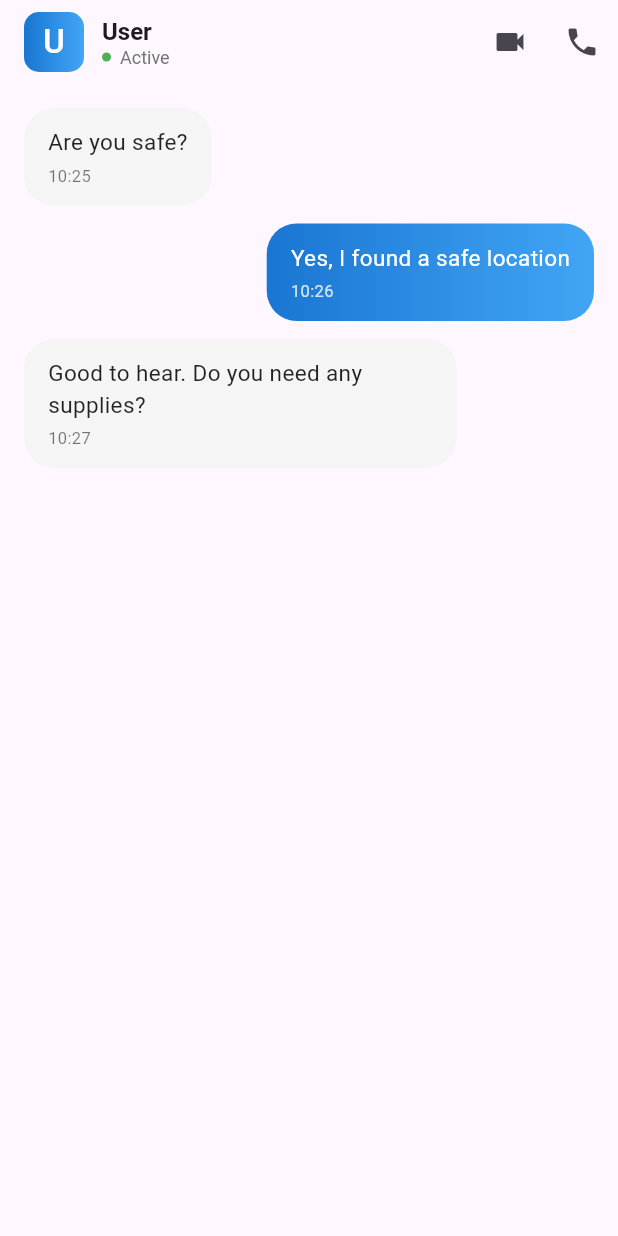
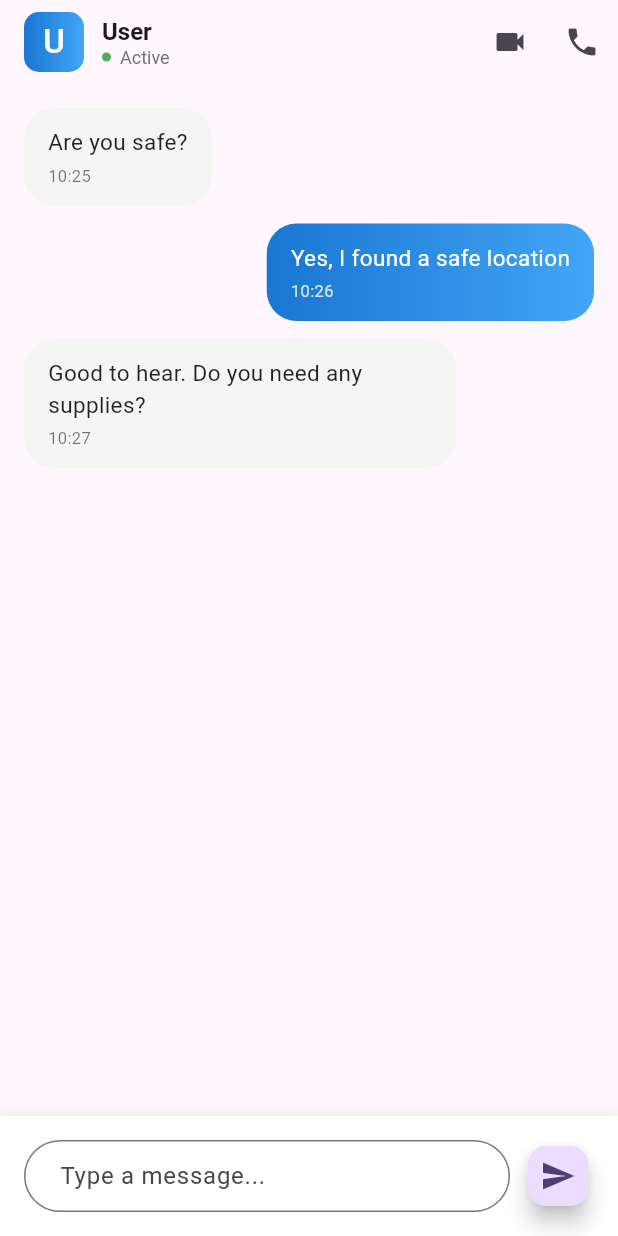
Before and after one commit to Trimbex/Broadcast-Emergency-Alerts-Community-Offline-Network, a Flutter app: the screen it shows after launch, on a phone screen of 412 x 824 dp. Run offline on Flutter 3.47's test engine with Material 3 defaults, Android fonts, the phone set to English and light mode, and no system bars.

Commit message:
added text field

```diff
--- a/lib/screens/chat_page.dart
+++ b/lib/screens/chat_page.dart
@@ -1,5 +1,4 @@
 import 'package:flutter/material.dart';
-import '../widgets/voice_command_button.dart';
 import '../models/device_model.dart';
 import '../models/message_model.dart';
 
@@ -11,6 +10,7 @@ class ChatPage extends StatefulWidget {
 }
 
 class _ChatPageState extends State<ChatPage> {
+  final TextEditingController _messageController = TextEditingController();
   final List<MessageModel> _messages = [
     MessageModel(
       id: '1',
@@ -36,6 +36,12 @@ class _ChatPageState extends State<ChatPage> {
   ];
 
   @override
+  void dispose() {
+    _messageController.dispose();
+    super.dispose();
+  }
+
+  @override
   Widget build(BuildContext context) {
     final args = ModalRoute.of(context)?.settings.arguments as Map<String, dynamic>?;
     final device = args?['device'] as DeviceModel?;
@@ -55,7 +61,7 @@ class _ChatPageState extends State<ChatPage> {
               ),
               child: Center(
                 child: Text(
-                  device?.name[0] ?? 'U',
+                  device?.name?[0] ?? 'U',
                   style: const TextStyle(
                     color: Colors.white,
                     fontWeight: FontWeight.w500,
@@ -113,14 +119,78 @@ class _ChatPageState extends State<ChatPage> {
           ),
         ],
       ),
-      body: ListView.builder(
-        padding: const EdgeInsets.all(16),
-        itemCount: _messages.length,
-        itemBuilder: (context, index) {
-          return _buildMessageBubble(_messages[index]);
-        },
+      body: Column(
+        children: [
+          // Messages List
+          Expanded(
+            child: ListView.builder(
+              padding: const EdgeInsets.all(16),
+              itemCount: _messages.length,
+              itemBuilder: (context, index) {
+                return _buildMessageBubble(_messages[index]);
+              },
+            ),
+          ),
+
+          // Message Input Area
+          Container(
+            padding: const EdgeInsets.all(16),
+            decoration: BoxDecoration(
+              color: Colors.white,
+              boxShadow: [
+                BoxShadow(
+                  color: Colors.grey.withValues(alpha: 0.2),
+                  spreadRadius: 1,
+                  blurRadius: 5,
+                ),
+              ],
+            ),
+            child: Row(
+              children: [
+                Expanded(
+                  child: TextField(
+                    controller: _messageController,
+                    decoration: InputDecoration(
+                      hintText: 'Type a message...',
+                      border: OutlineInputBorder(
+                        borderRadius: BorderRadius.circular(24),
+                      ),
+                      contentPadding: const EdgeInsets.symmetric(
+                        horizontal: 20,
+                        vertical: 10,
+                      ),
+                    ),
+                  ),
+                ),
+                const SizedBox(width: 8),
+                FloatingActionButton(
+                  mini: true,
+                  onPressed: _sendMessage,
+                  child: const Icon(Icons.send),
+                ),
+              ],
+            ),
+          ),
+        ],
       ),
     );
+  }
+
+  void _sendMessage() {
+    if (_messageController.text.trim().isEmpty) return;
+
+    setState(() {
+      _messages.add(
+        MessageModel(
+          id: DateTime.now().toString(),
+          senderId: 'me',
+          text: _messageController.text,
+          timestamp: DateTime.now(),
+          isMe: true,
+        ),
+      );
+      _messageController.clear();
+    });
   }
 
   Widget _buildMessageBubble(MessageModel message) {
```
